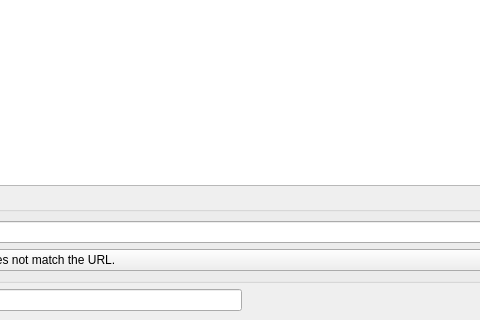
Before: the Qt Designer form 2.x/UI/dooble_certificate_exceptions.ui in textbrowser/dooble, drawn with Qt 5; both pictures show x 145 to 625 and y 280 to 600 of the 873 by 600 pixel window.
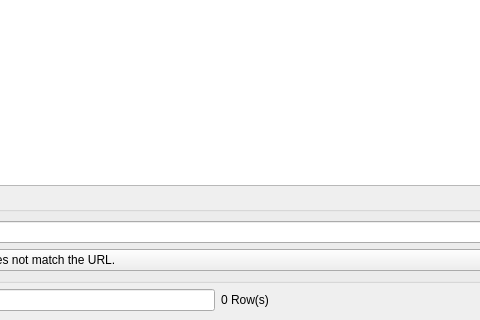
After: the same form once the commit is applied. Icons and pictures are not drawn. Custom widgets are drawn as their Qt base class.

Commit message: Cute labels.

The edit to the form file:
```diff
--- a/2.x/UI/dooble_certificate_exceptions.ui
+++ b/2.x/UI/dooble_certificate_exceptions.ui
@@ -172,6 +172,13 @@
         </property>
        </widget>
       </item>
+      <item>
+       <widget class="QLabel" name="entries">
+        <property name="text">
+         <string>0 Row(s)</string>
+        </property>
+       </widget>
+      </item>
       <item>
        <spacer name="horizontalSpacer">
         <property name="orientation">
```
Left out of the diff: 3 changed lines with no effect on the pictures. The commit also changes 1 other file.
